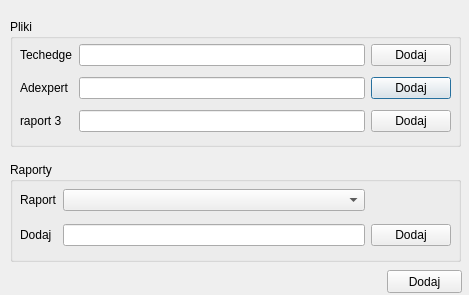
Before: the Qt Designer form 001 Project/001 Application/ui/filechose.ui in PawelDabala/Competitive, drawn with Qt 5.
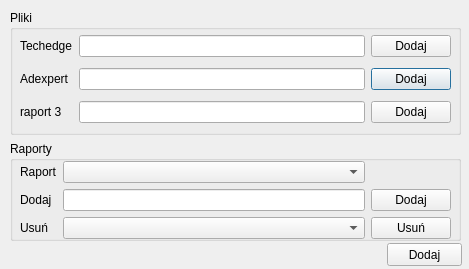
After: the same form once the commit is applied.

Commit message: added function to remove compative from data base

What changed in the file:
```diff
--- a/001 Project/001 Application/ui/filechose.ui
+++ b/001 Project/001 Application/ui/filechose.ui
@@ -7,7 +7,7 @@
     <x>0</x>
     <y>0</y>
     <width>469</width>
-    <height>295</height>
+    <height>269</height>
    </rect>
   </property>
   <property name="windowTitle">
@@ -19,7 +19,7 @@
      <x>10</x>
      <y>10</y>
      <width>451</width>
-     <height>261</height>
+     <height>231</height>
     </rect>
    </property>
    <layout class="QVBoxLayout" name="verticalLayout">
@@ -128,20 +128,20 @@
          <x>10</x>
          <y>20</y>
          <width>431</width>
-         <height>71</height>
+         <height>80</height>
         </rect>
        </property>
        <layout class="QGridLayout" name="gridLayout_2">
-        <item row="1" column="1">
-         <widget class="QLineEdit" name="lineEdit_addraport"/>
+        <item row="2" column="1">
+         <widget class="QComboBox" name="comboBox_raports_remove"/>
         </item>
         <item row="0" column="1">
          <widget class="QComboBox" name="comboBox_raports"/>
         </item>
-        <item row="1" column="2">
-         <widget class="QPushButton" name="pushButton_addraports">
+        <item row="2" column="0">
+         <widget class="QLabel" name="label_7">
           <property name="text">
-           <string>Dodaj</string>
+           <string>Usuń</string>
           </property>
          </widget>
         </item>
@@ -152,6 +152,9 @@
           </property>
          </widget>
         </item>
+        <item row="1" column="1">
+         <widget class="QLineEdit" name="lineEdit_addraport"/>
+        </item>
         <item row="0" column="0">
          <widget class="QLabel" name="label_5">
           <property name="text">
@@ -159,6 +162,20 @@
           </property>
          </widget>
         </item>
+        <item row="1" column="2">
+         <widget class="QPushButton" name="pushButton_addraports">
+          <property name="text">
+           <string>Dodaj</string>
+          </property>
+         </widget>
+        </item>
+        <item row="2" column="2">
+         <widget class="QPushButton" name="pushButton_remove_raports">
+          <property name="text">
+           <string>Usuń</string>
+          </property>
+         </widget>
+        </item>
        </layout>
       </widget>
      </widget>
@@ -169,7 +186,7 @@
    <property name="geometry">
     <rect>
      <x>387</x>
-     <y>270</y>
+     <y>243</y>
      <width>75</width>
      <height>23</height>
     </rect>
```
The commit also changes 2 other files.
